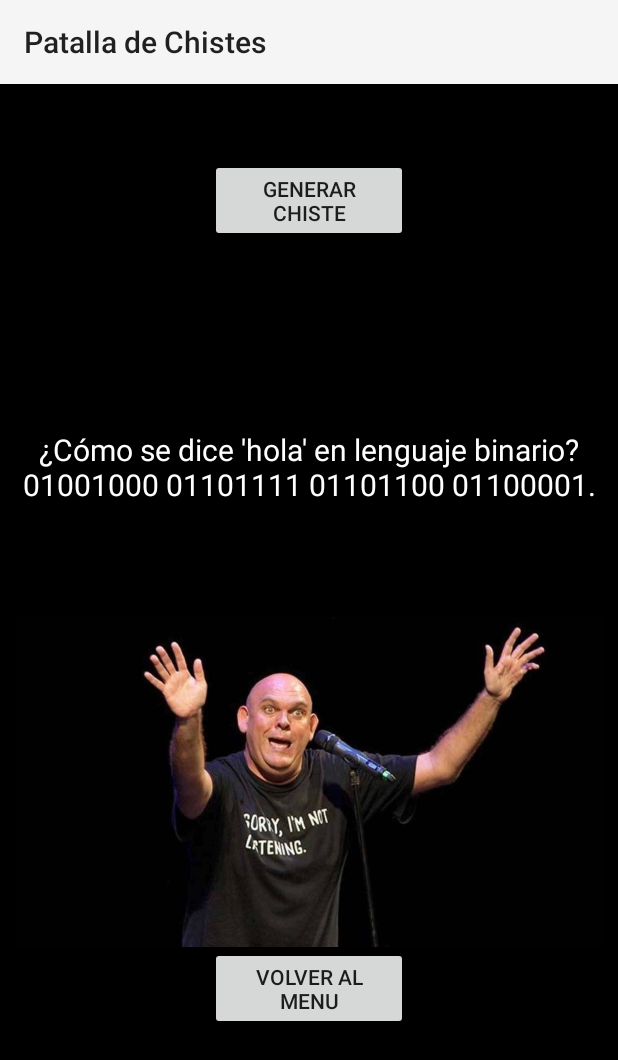
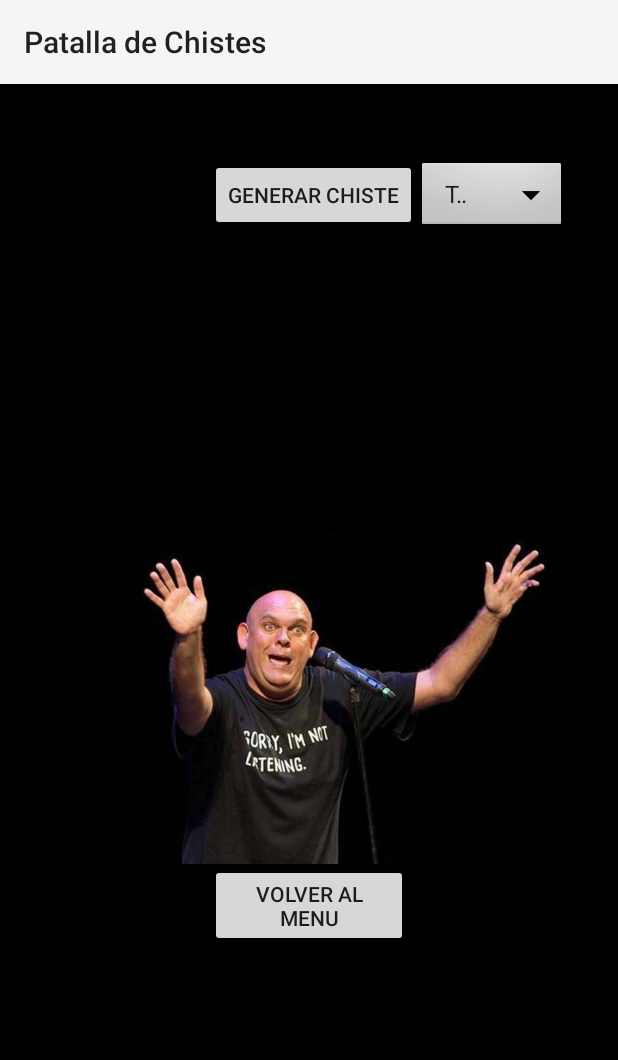
Before and after one commit to javi7rp/APP_Tema2_fredpor, an Android app built with Jetpack Compose: the chistes screen opened directly, with no data from a screen before it, after a tap on "GENERAR CHISTE", on a phone screen of 412 x 824 dp. Shown: the top 1060 px of the screen. Run offline under Robolectric (Android 15) with nearby library versions, the phone set to English and light mode, and no system bars; 3 statements that could not run were skipped.

Commit message:
app terminada

```diff
--- a/app/src/main/java/com/example/app_tema1_fredpor/chistes.java
+++ b/app/src/main/java/com/example/app_tema1_fredpor/chistes.java
@@ -5,6 +5,7 @@ import android.os.Bundle;
 import android.speech.tts.TextToSpeech;
 import android.view.View;
 import android.widget.Button;
+import android.widget.Spinner;
 import android.widget.TextView;
 
 import androidx.appcompat.app.AppCompatActivity;
@@ -24,6 +25,7 @@ public class chistes extends AppCompatActivity implements TextToSpeech.OnInitLis
         Button volverMenu = findViewById(R.id.volverMenu);
         Button generarChiste = findViewById(R.id.generarChiste);
         TextView texto_chiste = findViewById(R.id.text_chistes);
+        Spinner spinner = findViewById(R.id.elegirTema);
 
         volverMenu.setOnClickListener(new View.OnClickListener() {
             @Override
@@ -36,27 +38,59 @@ public class chistes extends AppCompatActivity implements TextToSpeech.OnInitLis
         generarChiste.setOnClickListener(new View.OnClickListener() {
             @Override
             public void onClick(View v) {
-                String[] chistes = {
-                        "¿Cuál es el animal más antiguo?\nLa cebra, porque está en blanco y negro.",
-                        "PACO, dime algo que me haga sentir muy perra\nSIT MARIA, SIT",
+                String temaSeleccionado = spinner.getSelectedItem().toString();
+                String[] chistes = {};
+                switch (temaSeleccionado){
+                    case "JAIMITO":
+                        chistes = new String[]{
+                                "Jaimito, te has copiado del examen de Pedro?\nNo maestra\nY entonces porque en la pregunta 4, donde Pedro contesta 'No lo se' tu pones 'Yo tampoco'?",
+                                "Jaimito, cual es la definicio de telepatía?\nUna televisión pa la hermana de mi madre",
+                                "Jaimito, la M con la A?\nMA\nAhora repetido\nMAMA\nahora con tilde\nMAtilde",
+                                "Jaimito, dime 5 animales africanos\n 5 elefantes profe",
+                                "Profe, como se dice nariz en inglés?\nnose jaimito\njoe pues vaya profesora...",
+                                "Papá, donde esta Rusia?\nNo se preguntale a tu madre",
+                                "Jaimito, cuantas anclas tiene un barco?\n once profe\n porque once?\n porque siempre dicen eleven anclas...",
+                                "Jaimito, que es una orilla?\n Sesenta minutillos"
+                        };
+
+                        break;
+                    case "INFORMATICOS":
+                        chistes = new String[] {
+                                "¿Me puede decir la contraseña de wifi de su bar, por favor?\nTómate un agua por lo menos, ¿no?\n¿Todo junto?",
+                                "Mi mujer me dijo que necesitaba más espacio.\n¿Y qué hiciste?\nLe regalé un disco duro de 2Tb.",
                                 "¿Por qué los programadores prefieren el verano?\nPorque les gusta tener ventanas abiertas.",
                                 "¿Cuántos programadores se necesitan para cambiar una bombilla?\nNinguno, es un problema de hardware.",
+                                "Hola, llamo porque no me funciona el módem de internet.\n¿Qué luces tiene encendidas?\nLa del pasillo y la del salón\nVale, ahora mismo le envío a un informático.",
+                                "¿Cuál es el lenguaje favorito de los programadores?\nEl lenguaje de señas.",
+                                "¿Cómo se dice 'hola' en lenguaje binario?\n01001000 01101111 01101100 01100001.",
+                                "¿Cómo arreglan los programadores la lámpara del techo?\nLa apagan y la vuelven a encender.",
+                                "Google es como un cuñado: no te deja acabar la frase y ya te está dando sugerencias",
+                                "Me pone que mi contraseña es incorrecta, pero escribo 'incorrecta' y no me deja entrar"
+                        };
+                        break;
+                    case "DOCTOR":
+                        chistes = new String[]{
+                                "Mire doctor, esque solo oigo por un oido, por el otro no\nNo oye por un oido? a ver diga 100\n50",
+                                "Doctor, doctor, tengo paperas\n Pues toma 2euros y ya tienes paplatanos",
+
+
+
+
+                        };
+                        break;
+                    case "RANDOM":
+                        chistes = new String[]{
                                 "Papá, papá, porque me echas güacamole por encima?\nque te calles nacho",
-                        "¿Cuál es el lenguaje favorito de los programadores?\nEl lenguaje de señas.",
-                        "POR EL CULO NO PACO, POR EL CULO NO\nPues ya me diras tu manolo...",
-                        "Mire doctor, esque solo oigo por un oido, por el otro no\nNo oye por un oido? a ver diga 100\n50",
                                 "Manuel, tu coche es automatico?\nEs manual\nManual, tu coche es automatico?.",
                                 "Papa hace 4 meses te robaron la tarjeta y no lo has denunciao\nYa hijo, esque el ladron gasta menos que tu madre.",
-                        "¿Cómo se dice 'hola' en lenguaje binario?\n01001000 01101111 01101100 01100001.",
                                 "Hola guapa, si adivinas un numero del 1 al 5 nos tomamos algo juntos\nel 3\nPOR UNO TIO, JODER, POR UNO",
-                        "¿Cómo arreglan los programadores la lámpara del techo?\nLa apagan y la vuelven a encender.",
                                 "Van dos ciegos y uno le dice a otro\nOjala lloviera\nOjala yo tambien...",
                                 "En que se parecen una bala y una cueva?\nEn que en la cueva hay humedad\ny la bala humedad u no meda",
                                 "Mira una serpiente reptando por el pasillo!!!\n5-2=3, 9-5=4...",
                                 "Entra un huerfano a una pizzeria\nBuenas, quisiera dos familiares...",
-
                         };
-
+                        break;
+                }
                 String chisteElegido = elegirChiste(chistes);
 
                 texto_chiste.setText(chisteElegido);
--- a/app/src/main/res/layout/chistes.xml
+++ b/app/src/main/res/layout/chistes.xml
@@ -14,15 +14,28 @@
     android:orientation="vertical">
 
 
+    <LinearLayout
+        android:layout_width="wrap_content"
+        android:layout_height="100dp"
+        >
         <Button
             android:id="@+id/generarChiste"
             android:layout_width="wrap_content"
             android:layout_height="wrap_content"
             android:layout_marginStart="140dp"
-        android:layout_marginEnd="140dp"
             android:layout_marginTop="50dp"
-        android:layout_marginBottom="50dp"
             android:text="GENERAR CHISTE" />
+
+        <Spinner
+            android:id="@+id/elegirTema"
+            android:layout_width="100dp"
+            android:layout_height="50dp"
+            android:layout_marginTop="50dp"
+            android:entries="@array/spinner_items_array"
+            android:background="@android:drawable/btn_dropdown"
+            android:spinnerMode="dropdown" />
+
+    </LinearLayout>
 
     <TextView
         android:id="@+id/text_chistes"
--- /dev/null
+++ b/app/src/main/res/values/array.xml
@@ -0,0 +1,8 @@
+<resources>
+    <string-array name="spinner_items_array">
+        <item>TODOS</item>
+        <item>JAIMITO</item>
+        <item>INFORMATICOS</item>
+        <item>DOCTOR</item>
+    </string-array>
+</resources>
```
Lines whose indentation alone changed are shown as unchanged.
